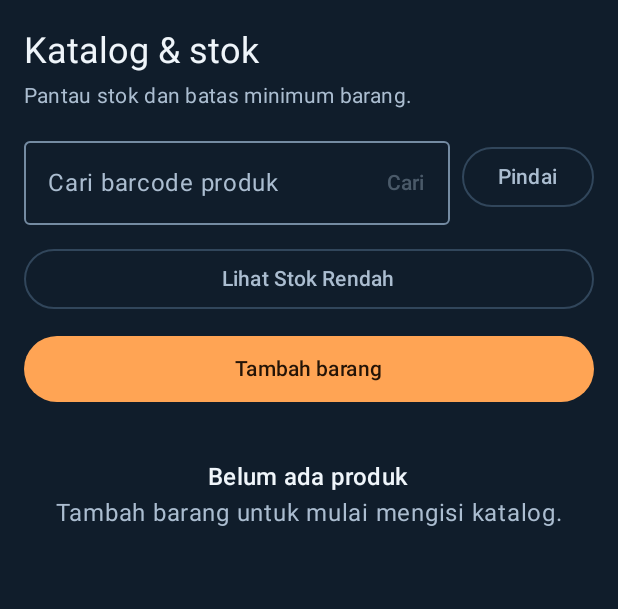
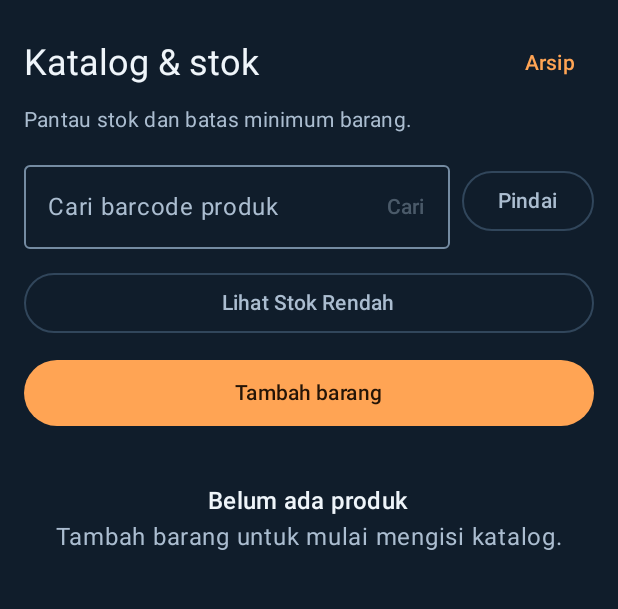
Before and after one commit to Reyhanhad/BiztrackUMKM, an Android app built with Jetpack Compose: the composable InventoryScreen shown on its own in the app's theme, on a phone screen of 412 x 824 dp, the part 69-678 px from its top. Run offline under Robolectric (Android 15) with nearby library versions, the phone set to English and light mode, and no system bars; 2 statements that could not run were skipped.

Commit message:
IFZ-5: Pulihkan produk dari arsip
- Tambahkan daftar barang arsip dan pulihkan status tanpa membuat ulang produk.
- Build debug dan uji Compose + Room untuk arsip, pemulihan, barcode, serta riwayat lulus di Robolectric API 35.

```diff
--- a/app/src/main/java/com/example/biztrackumkm/inventory/InventoryScreen.kt
+++ b/app/src/main/java/com/example/biztrackumkm/inventory/InventoryScreen.kt
@@ -46,6 +46,7 @@ internal fun InventoryScreen(
     val form by viewModel.form.collectAsStateWithLifecycle()
     val current = form
     var scannerOpen by rememberSaveable { mutableStateOf(false) }
+    var archiveOpen by rememberSaveable { mutableStateOf(false) }
     var archivedBarcodeNotice by rememberSaveable { mutableStateOf(false) }
 
     suspend fun lookupBarcode(barcode: String) {
@@ -59,6 +60,11 @@ internal fun InventoryScreen(
             onLookup = ::lookupBarcode,
             onClose = { scannerOpen = false },
         )
+        return
+    }
+
+    if (archiveOpen) {
+        ArchivedProductsScreen(viewModel, onBack = { archiveOpen = false })
         return
     }
 
@@ -125,6 +131,7 @@ internal fun InventoryScreen(
                 onBarcodeLookup = ::lookupBarcode,
                 onScanBarcode = { scannerOpen = true },
                 onOpenRestock = onOpenRestock,
+                onOpenArchive = { archiveOpen = true },
                 modifier = Modifier.padding(insets)
             )
         } else {
@@ -149,6 +156,7 @@ private fun Catalog(
     onBarcodeLookup: suspend (String) -> Unit,
     onScanBarcode: () -> Unit,
     onOpenRestock: () -> Unit,
+    onOpenArchive: () -> Unit,
     modifier: Modifier
 ) {
     val rupiah = remember {
@@ -174,10 +182,19 @@ private fun Catalog(
             Column(
                 verticalArrangement = Arrangement.spacedBy(4.dp)
             ) {
-                Text(
-                    stringResource(R.string.inventory_title),
-                    style = MaterialTheme.typography.headlineSmall
-                )
+                Row(
+                    Modifier.fillMaxWidth(),
+                    verticalAlignment = Alignment.CenterVertically,
+                ) {
+                    Text(
+                        stringResource(R.string.inventory_title),
+                        modifier = Modifier.weight(1f),
+                        style = MaterialTheme.typography.headlineSmall,
+                    )
+                    TextButton(onClick = onOpenArchive) {
+                        Text(stringResource(R.string.inventory_archive_open))
+                    }
+                }
                 Text(
                     stringResource(R.string.inventory_subtitle),
                     color = MaterialTheme.colorScheme.onSurfaceVariant,
--- a/app/src/main/java/com/example/biztrackumkm/inventory/InventoryViewModel.kt
+++ b/app/src/main/java/com/example/biztrackumkm/inventory/InventoryViewModel.kt
@@ -26,6 +26,9 @@ internal enum class BarcodeLookupResult { Opened, Archived, Ignored }
 
 internal class InventoryViewModel(private val dao: ProductDao) : ViewModel() {
     val products = dao.observeProducts()
+    val archivedProducts = dao.observeArchivedProducts()
+
+    suspend fun restoreArchivedProduct(id: Long) = dao.restoreArchivedProduct(id)
 
     private val _form = MutableStateFlow<ProductForm?>(null)
     val form = _form.asStateFlow()
--- a/app/src/main/java/com/example/biztrackumkm/inventory/ProductDatabase.kt
+++ b/app/src/main/java/com/example/biztrackumkm/inventory/ProductDatabase.kt
@@ -35,6 +35,9 @@ internal interface ProductDao {
     @Query("SELECT * FROM products WHERE archived = 0 ORDER BY id DESC")
     fun observeProducts(): Flow<List<Product>>
 
+    @Query("SELECT * FROM products WHERE archived = 1 ORDER BY id DESC")
+    fun observeArchivedProducts(): Flow<List<Product>>
+
     // Lookup inventaris juga mengenali kode yang dicadangkan oleh produk arsip.
     @Query("SELECT * FROM products WHERE barcode = :barcode LIMIT 1")
     suspend fun findByBarcode(barcode: String): Product?
@@ -59,6 +62,9 @@ internal interface ProductDao {
 
     @Query("UPDATE products SET archived = 1 WHERE id = :id AND archived = 0")
     suspend fun archive(id: Long): Int
+
+    @Query("UPDATE products SET archived = 0 WHERE id = :id AND archived = 1")
+    suspend fun restoreArchivedProduct(id: Long)
 }
 
 @Database(
--- a/app/src/main/res/values/strings.xml
+++ b/app/src/main/res/values/strings.xml
@@ -27,6 +27,11 @@
     <string name="inventory_archive_confirm">Arsipkan</string>
     <string name="inventory_archive_cancel">Batal</string>
     <string name="inventory_archive_ok">Mengerti</string>
+    <string name="inventory_archive_open">Arsip</string>
+    <string name="inventory_archive_list">Barang arsip</string>
+    <string name="inventory_archive_empty">Tidak ada barang yang diarsipkan.</string>
+    <string name="inventory_restore">Pulihkan</string>
+    <string name="inventory_restore_error">Barang belum bisa dipulihkan. Coba lagi.</string>
     <string name="inventory_archived_barcode_title">Barcode milik barang arsip</string>
     <string name="inventory_archived_barcode_hint">Kode ini sudah dipakai oleh barang yang diarsipkan dan tidak bisa didaftarkan ulang.</string>
     <string name="inventory_back">Kembali</string>
```
Also changed, not shown: app/src/main/java/com/example/biztrackumkm/inventory/ArchivedProductsScreen.kt (added, +110 -0 lines), 1 other file.
